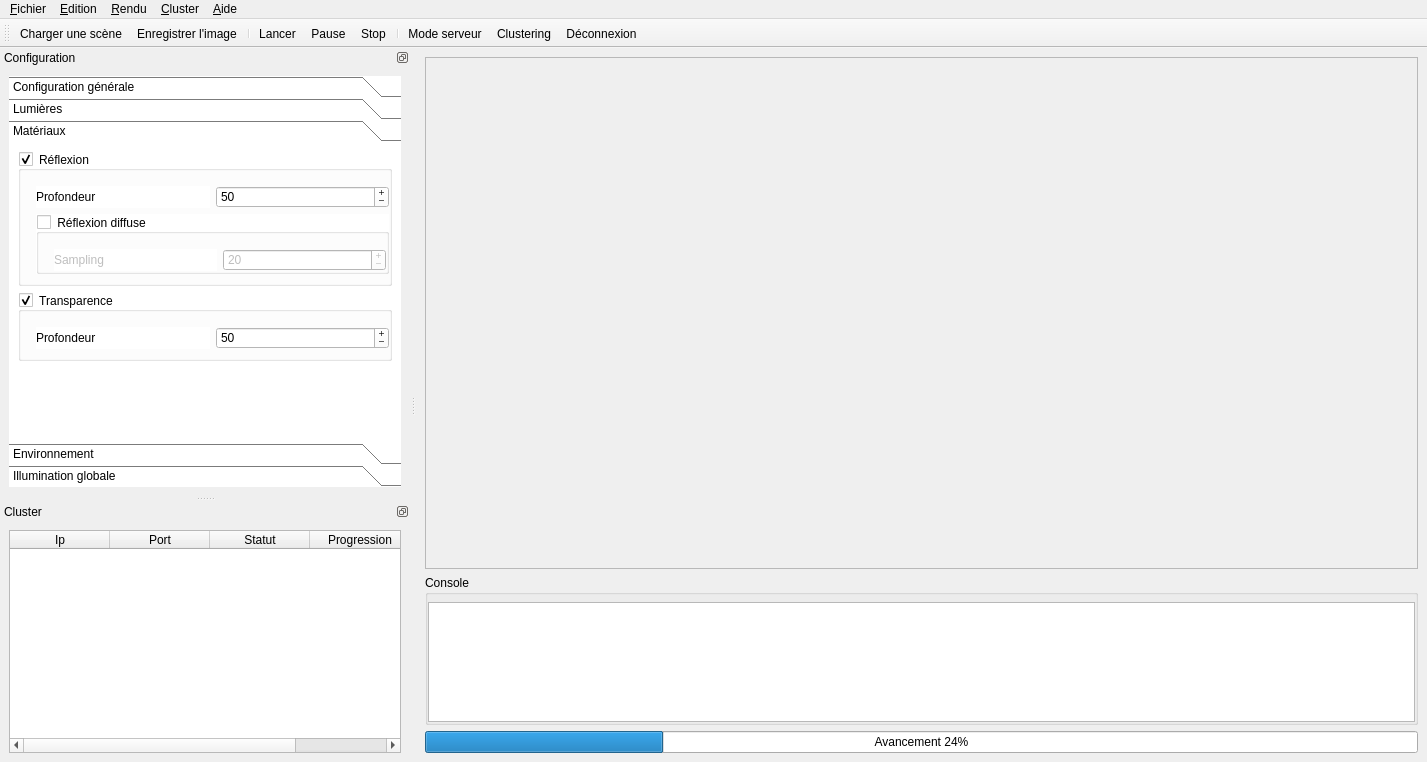
Qt form forms/raytracer.ui (gaelduplessix/raytracer-42) before a commit.
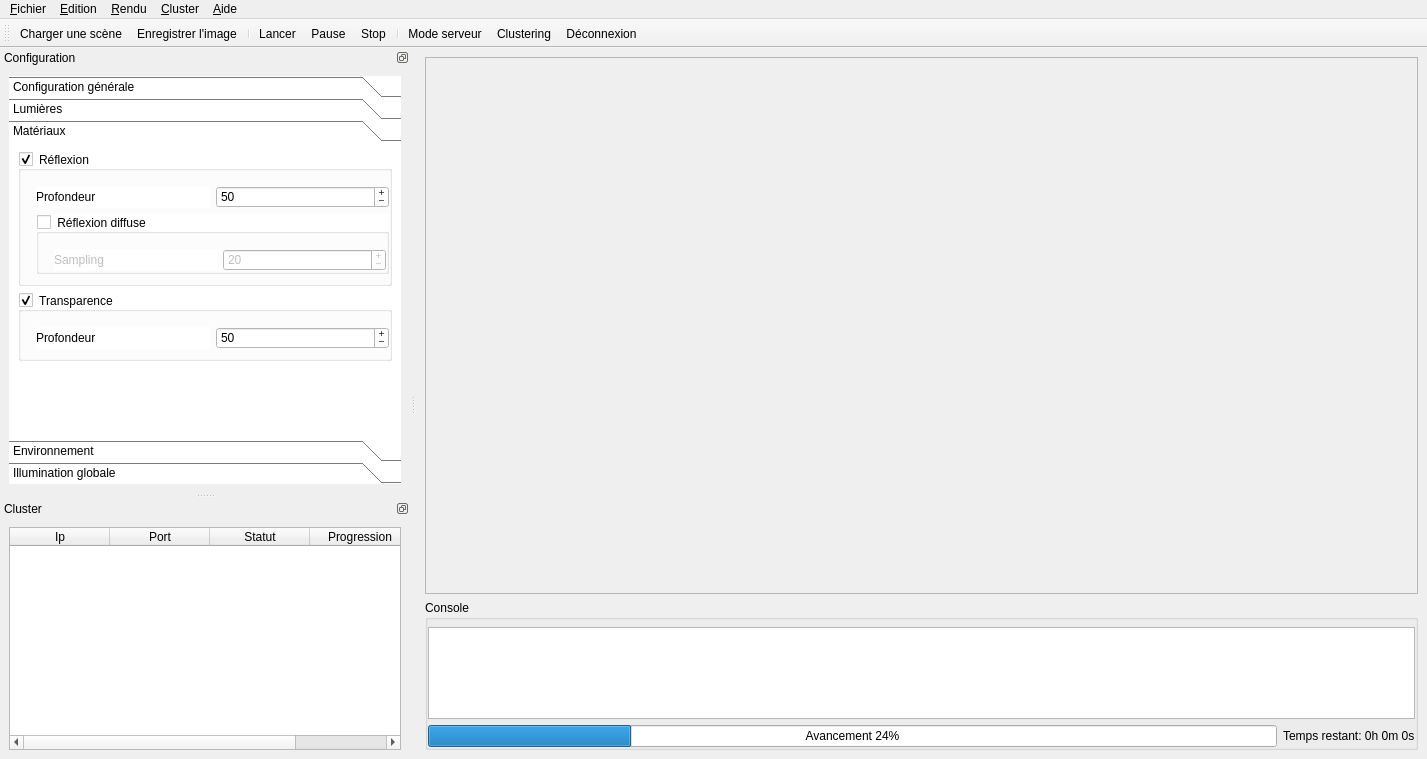
The same form after that commit. The open tabs and pages were chosen to show the change. Icons and pictures are not drawn.

Commit message: Temps estime de rendu + debug CubeMap

Diff of the .ui file:
```diff
--- a/forms/raytracer.ui
+++ b/forms/raytracer.ui
@@ -7,7 +7,7 @@
     <x>0</x>
     <y>0</y>
     <width>1427</width>
-    <height>762</height>
+    <height>759</height>
    </rect>
   </property>
   <property name="minimumSize">
@@ -50,7 +50,7 @@
          <x>0</x>
          <y>0</y>
          <width>991</width>
-         <height>484</height>
+         <height>515</height>
         </rect>
        </property>
        <layout class="QGridLayout" name="gridLayout_3">
@@ -130,10 +130,13 @@
          </property>
         </widget>
        </item>
-      </layout>
-     </widget>
-    </item>
-    <item row="3" column="0">
+       <item row="1" column="0">
+        <widget class="QWidget" name="_progress" native="true">
+         <layout class="QHBoxLayout" name="horizontalLayout">
+          <property name="margin">
+           <number>0</number>
+          </property>
+          <item>
      <widget class="QProgressBar" name="_progressBar">
       <property name="value">
        <number>24</number>
@@ -143,6 +146,19 @@
       </property>
      </widget>
     </item>
+          <item>
+           <widget class="QLabel" name="_ellapse">
+            <property name="text">
+             <string>Temps restant: 0h 0m 0s</string>
+            </property>
+           </widget>
+          </item>
+         </layout>
+        </widget>
+       </item>
+      </layout>
+     </widget>
+    </item>
    </layout>
   </widget>
   <widget class="QMenuBar" name="menubar">
@@ -800,8 +816,8 @@
          <rect>
           <x>0</x>
           <y>0</y>
-          <width>392</width>
-          <height>245</height>
+          <width>377</width>
+          <height>243</height>
          </rect>
         </property>
         <attribute name="label">
```
Left out of the diff: 6 changed lines with no effect on the pictures. Lines whose indentation alone changed are shown as unchanged. The commit also changes 8 other files.
